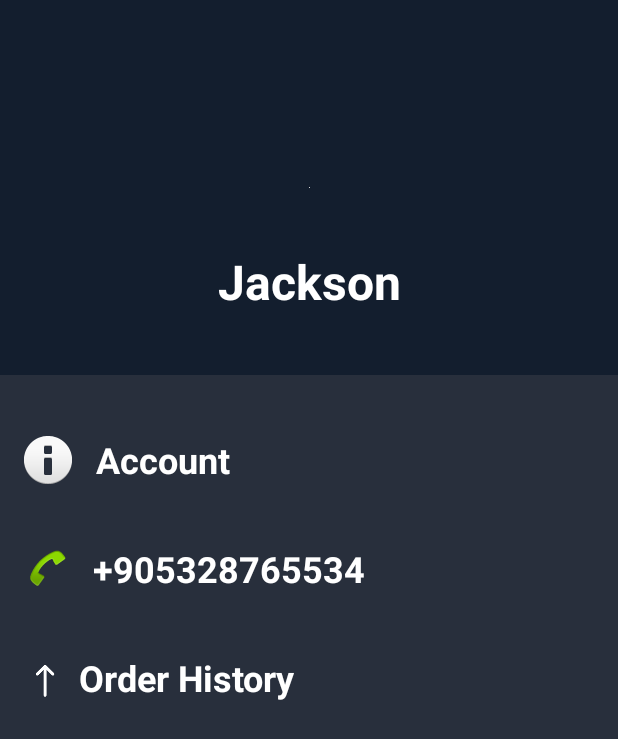
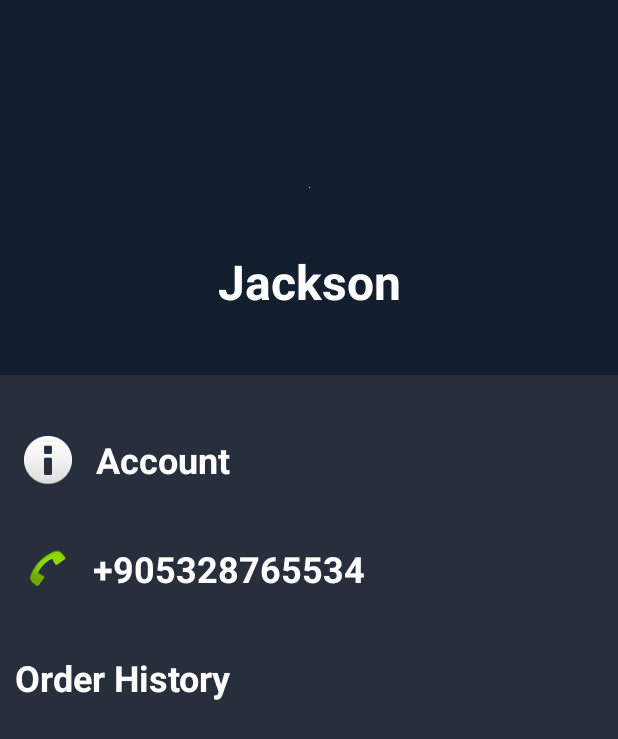
Before and after one commit to emrehancetin/CS394, an Android app: the layout fragment_profile.xml on its own in the app's theme, with its tools: preview values and no code run, on a phone screen of 412 x 824 dp. Shown: the top 739 px of the screen. Run offline under Robolectric (Android 15) with nearby library versions, the phone set to English and light mode, and no system bars.

```diff
--- a/app/src/main/res/layout/fragment_profile.xml
+++ b/app/src/main/res/layout/fragment_profile.xml
@@ -1,9 +1,9 @@
 <?xml version="1.0" encoding="utf-8"?>
 <FrameLayout xmlns:android="http://schemas.android.com/apk/res/android"
     xmlns:tools="http://schemas.android.com/tools"
+    xmlns:app="http://schemas.android.com/apk/res-auto"
     android:layout_width="match_parent"
     android:layout_height="match_parent"
-    xmlns:app="http://schemas.android.com/apk/res-auto"
     tools:context=".Fragments.ProfileFragment">
 
     <ScrollView
@@ -18,6 +18,7 @@
             android:background="@color/black3"
             android:orientation="vertical">
 
+            <!-- Profile Photo Section -->
             <androidx.constraintlayout.widget.ConstraintLayout
                 android:layout_width="match_parent"
                 android:layout_height="250dp"
@@ -45,12 +46,12 @@
                     app:layout_constraintEnd_toEndOf="parent"
                     app:layout_constraintStart_toStartOf="parent"
                     app:layout_constraintTop_toBottomOf="@+id/imageViewPhoto" />
-
             </androidx.constraintlayout.widget.ConstraintLayout>
 
+            <!-- Account Section -->
             <androidx.constraintlayout.widget.ConstraintLayout
                 android:layout_width="match_parent"
-                android:layout_height="match_parent"
+                android:layout_height="wrap_content"
                 android:layout_marginTop="40dp">
 
                 <ImageView
@@ -58,7 +59,6 @@
                     android:layout_width="wrap_content"
                     android:layout_height="wrap_content"
                     android:layout_marginStart="16dp"
-                    android:outlineAmbientShadowColor="@color/black3"
                     app:layout_constraintBottom_toBottomOf="parent"
                     app:layout_constraintStart_toStartOf="parent"
                     app:layout_constraintTop_toTopOf="parent"
@@ -78,9 +78,10 @@
                     app:layout_constraintTop_toTopOf="parent" />
             </androidx.constraintlayout.widget.ConstraintLayout>
 
+            <!-- Phone Section -->
             <androidx.constraintlayout.widget.ConstraintLayout
                 android:layout_width="match_parent"
-                android:layout_height="match_parent"
+                android:layout_height="wrap_content"
                 android:layout_marginTop="40dp">
 
                 <ImageView
@@ -107,51 +108,45 @@
                     app:layout_constraintTop_toTopOf="parent" />
             </androidx.constraintlayout.widget.ConstraintLayout>
 
-
-
+            <!-- Order History Section -->
             <androidx.constraintlayout.widget.ConstraintLayout
                 android:layout_width="match_parent"
-                android:layout_height="match_parent"
+                android:layout_height="wrap_content"
                 android:layout_marginTop="40dp">
 
-                <ImageView
-                    android:id="@+id/imageViewOrderHistory"
-                    android:layout_width="wrap_content"
-                    android:layout_height="wrap_content"
-                    android:layout_marginStart="24dp"
-                    app:layout_constraintBottom_toBottomOf="parent"
-                    app:layout_constraintStart_toStartOf="parent"
-                    app:layout_constraintTop_toTopOf="parent"
-                    app:layout_constraintVertical_bias="0.68"
-                    app:srcCompat="@drawable/deposit" />
+                <!-- RecyclerView -->
 
                 <TextView
                     android:id="@+id/textViewOrderHistory"
                     android:layout_width="wrap_content"
                     android:layout_height="wrap_content"
-                    android:layout_marginStart="16dp"
+                    android:layout_marginStart="10dp"
                     android:text="Order History"
                     android:textColor="@color/white"
                     android:textSize="24sp"
                     android:textStyle="bold"
                     app:layout_constraintBottom_toBottomOf="parent"
-                    app:layout_constraintStart_toEndOf="@+id/imageViewOrderHistory"
-                    app:layout_constraintTop_toTopOf="parent" />
+                    app:layout_constraintStart_toStartOf="parent"
+                    app:layout_constraintTop_toTopOf="parent"
+                    app:layout_constraintVertical_bias="0.0"
+                    tools:ignore="MissingConstraints" />
+
                 <androidx.recyclerview.widget.RecyclerView
                     android:id="@+id/recyclerViewOrderHistory"
                     android:layout_width="match_parent"
-                    android:layout_height="0dp"
-                    android:visibility="gone"
+                    android:layout_height="wrap_content"
+                    android:layout_marginStart="10dp"
+                    android:layout_marginTop="16dp"
+                    android:layout_marginEnd="10dp"
+                    app:layout_constraintBottom_toBottomOf="parent"
+                    app:layout_constraintEnd_toEndOf="parent"
+                    app:layout_constraintHorizontal_bias="1.0"
+                    app:layout_constraintStart_toStartOf="parent"
                     app:layout_constraintTop_toBottomOf="@+id/textViewOrderHistory"
-                    app:layout_constraintBottom_toBottomOf="parent"
-                    app:layout_constraintStart_toStartOf="parent"
-                    app:layout_constraintEnd_toEndOf="parent" />
+                    app:layout_constraintVertical_bias="1.0" />
             </androidx.constraintlayout.widget.ConstraintLayout>
 
-
-
         </LinearLayout>
-
     </ScrollView>
 
 </FrameLayout>
--- a/gradle/libs.versions.toml
+++ b/gradle/libs.versions.toml
@@ -1,5 +1,5 @@
 [versions]
-agp = "8.4.0"
+agp = "8.7.2"
 kotlin = "1.9.0"
 coreKtx = "1.15.0"
 junit = "4.13.2"
```
Also changed, not shown: app/src/main/java/com/emrehancetin/cs394/Adapter/CryptoAdapter.kt (+43 -1 lines), app/src/main/java/com/emrehancetin/cs394/Adapter/OrderHistoryAdapter.kt (added, +36 -0 lines), app/src/main/java/com/emrehancetin/cs394/Fragments/HomeFragment.kt (+21 -0 lines), app/src/main/java/com/emrehancetin/cs394/Fragments/ProfileFragment.kt (+14 -24 lines), app/src/main/java/com/emrehancetin/cs394/Model/CryptoModel.kt (+8 -1 lines), app/src/main/java/com/emrehancetin/cs394/Model/OrderHistoryModel.kt (added, +8 -0 lines), app/src/main/res/layout/item_crypto.xml (added, +33 -0 lines), app/src/main/res/layout/item_order_history.xml (added, +37 -0 lines), gradle/wrapper/gradle-wrapper.properties.
